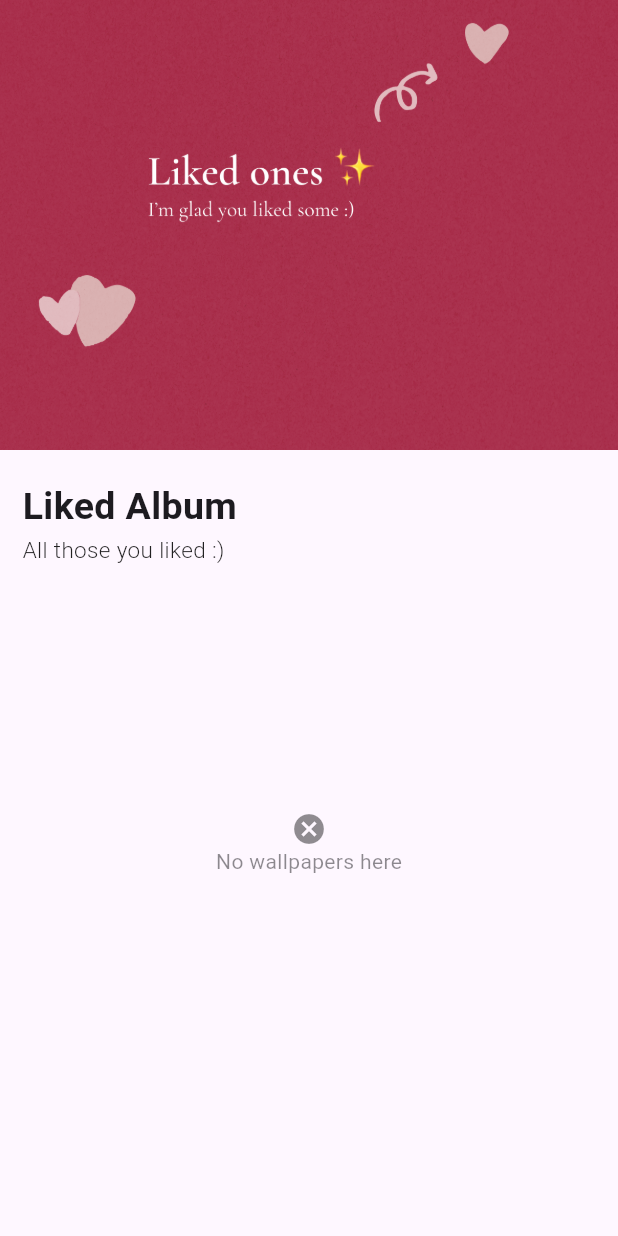
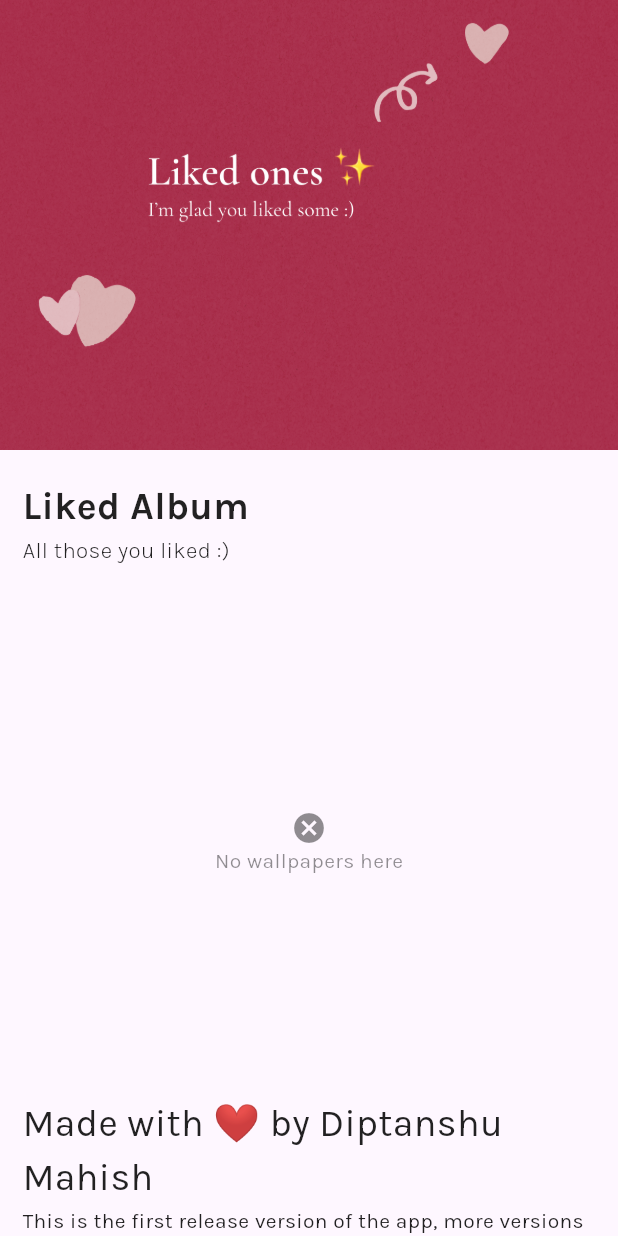
Before and after one commit to petiteKatze/wally, a Flutter app: the Favs widget shown alone on an empty page, opened directly, on a phone screen of 412 x 824 dp. Run offline on Flutter 3.47's test engine with Material 2 defaults, Android fonts, the phone set to English and light mode, and no system bars; our stand-ins replace cached_network_image, connectivity_plus, dio, flutter_cache_manager, flutter_svg, fluttertoast and 4 more; missing offline and left inert: async_wallpaper, flutter_vibrate; network calls fail.

Commit message:
many changes

```diff
--- a/lib/Screens/Home/favs.dart
+++ b/lib/Screens/Home/favs.dart
@@ -27,6 +27,7 @@ class _FavsState extends State<Favs> {
         ? CustomScrollView(
             slivers: [
               SliverAppBar(
+                leading: const SizedBox(),
                 stretch: true,
                 elevation: 0,
                 pinned: false,
@@ -41,16 +42,11 @@ class _FavsState extends State<Favs> {
                       alignment: Alignment.bottomCenter,
                     )),
               ),
-              SliverPadding(
-                padding:
-                    const EdgeInsets.symmetric(horizontal: 15, vertical: 20),
+              const SliverPadding(
+                padding: EdgeInsets.symmetric(horizontal: 15, vertical: 20),
                 sliver: SliverToBoxAdapter(
                   child: SizedBox(
-                    // color: Colors.red,
-                    height: MediaQuery.of(context).size.width > 600
-                        ? MediaQuery.of(context).size.height * 0.05
-                        : MediaQuery.of(context).size.height * 0.07,
-                    child: const Column(
+                    child: Column(
                       mainAxisAlignment: MainAxisAlignment.start,
                       crossAxisAlignment: CrossAxisAlignment.start,
                       children: [
@@ -98,6 +94,7 @@ class _FavsState extends State<Favs> {
                                 context,
                                 MaterialPageRoute(
                                     builder: (ctx) => FullScreen(
+                                          key: ValueKey('$idx+Favoriite1'),
                                           desc: walls[idx]["desc"],
                                           imageLink: walls[idx]["link"],
                                           name: walls[idx]["name"],
@@ -157,7 +154,7 @@ class _FavsState extends State<Favs> {
                                         MainAxisAlignment.spaceBetween,
                                     children: [
                                       Text(
-                                        walls[idx]["name"],
+                                        walls[idx]["name"].toString(),
                                         style: const TextStyle(
                                             color: Colors.white),
                                       ),
@@ -200,11 +197,32 @@ class _FavsState extends State<Favs> {
                         ),
                       ),
                     ),
+              const SliverToBoxAdapter(
+                child: Padding(
+                  padding: EdgeInsets.symmetric(vertical: 5, horizontal: 15),
+                  child: Column(
+                    children: [
+                      Text(
+                        "Made with ❤️ by Diptanshu Mahish",
+                        style: TextStyle(fontSize: 25),
+                      ),
+                      Text(
+                          "This is the first release version of the app, more versions and imporvements coming soon, with many more new wallpapers, till then peace :)")
+                    ],
+                  ),
+                ),
+              ),
+              const SliverToBoxAdapter(
+                child: SizedBox(
+                  height: 200,
+                ),
+              )
             ],
           )
         : Row(
             children: [
               SizedBox(
+                  key: const ValueKey("Favorites Tablet View"),
                   width: MediaQuery.of(context).size.width * 0.45,
                   height: MediaQuery.of(context).size.height,
                   child: Image.asset(
@@ -214,16 +232,16 @@ class _FavsState extends State<Favs> {
                   )),
               Expanded(
                   child: CustomScrollView(
+                key: const ValueKey("favorites tablet side panel 721937"),
                 physics: const BouncingScrollPhysics(),
                 slivers: [
-                  SliverPadding(
-                    padding: const EdgeInsets.symmetric(
-                        horizontal: 15, vertical: 20),
+                  const SliverPadding(
+                    padding: EdgeInsets.symmetric(horizontal: 15, vertical: 20),
                     sliver: SliverToBoxAdapter(
                       child: SizedBox(
                         // color: Colors.red,
-                        height: MediaQuery.of(context).size.height * 0.1,
-                        child: const Column(
+
+                        child: Column(
                           mainAxisAlignment: MainAxisAlignment.start,
                           crossAxisAlignment: CrossAxisAlignment.start,
                           children: [
@@ -248,6 +266,7 @@ class _FavsState extends State<Favs> {
                   ),
                   walls.isNotEmpty
                       ? SliverPadding(
+                          key: const ValueKey("djsfkhsdkfhkahfkSHFK"),
                           padding: const EdgeInsets.only(bottom: 80),
                           sliver: SliverGrid.builder(
                             gridDelegate:
@@ -323,7 +342,7 @@ class _FavsState extends State<Favs> {
                                               MainAxisAlignment.spaceBetween,
                                           children: [
                                             Text(
-                                              walls[idx]["name"],
+                                              walls[idx]["name"].toString(),
                                               style: const TextStyle(
                                                   color: Colors.white),
                                             ),
--- a/lib/Screens/Splash/splash_screen.dart
+++ b/lib/Screens/Splash/splash_screen.dart
@@ -25,7 +25,7 @@ class _SplashScreenState extends State<SplashScreen> {
       body: Stack(
         children: <Widget>[
           SvgPicture.asset(
-            MediaQuery.of(context).size.width < 900
+            MediaQuery.of(context).size.width < 600
                 ? "lib/assets/backgrounds/splash_screen.svg"
                 : "lib/assets/backgrounds/wideSplas.svg",
             fit: BoxFit.cover,
--- a/lib/Screens/col_walls.dart
+++ b/lib/Screens/col_walls.dart
@@ -28,9 +28,9 @@ class _ColState extends State<Col> {
   @override
   Widget build(BuildContext context) {
     return Scaffold(
-        key: const GlobalObjectKey("Catagory resulyts"),
+        key: const ValueKey("Catagory resulyts"),
         appBar: AppBar(
-          title: Text(widget.type),
+          title: Text(widget.type.toString()),
         ),
         body: widget.useFile.isNotEmpty
             ? Padding(
@@ -44,7 +44,7 @@ class _ColState extends State<Col> {
                           MediaQuery.of(context).size.width < 600 ? 2 : 3),
                   itemBuilder: (ctx, index) {
                     return InkWell(
-                      key: GlobalObjectKey('$index+ColumnCatagoryResults'),
+                      key: ValueKey('$index+ColumnCatagoryResults'),
                       onTap: () {
                         Navigator.push(
                             context,
--- a/lib/main.dart
+++ b/lib/main.dart
@@ -1,5 +1,6 @@
 import 'package:flutter/gestures.dart';
 import 'package:flutter/material.dart';
+import 'package:google_fonts/google_fonts.dart';
 import 'package:wally/Screens/Splash/splash_screen.dart';
 
 void main() {
@@ -15,7 +16,8 @@ class AppBegin extends StatelessWidget {
   Widget build(BuildContext context) {
     return MaterialApp(
       debugShowCheckedModeBanner: false,
-      theme: ThemeData(useMaterial3: true),
+      theme: ThemeData(
+          useMaterial3: true, textTheme: GoogleFonts.karlaTextTheme()),
       home: const SplashScreen(),
     );
   }
--- a/pubspec.yaml
+++ b/pubspec.yaml
@@ -30,6 +30,8 @@ dependencies:
   fluttertoast: ^8.2.2
   gallery_saver: ^2.3.2
   loading_animation_widget: ^1.2.0+4
+  connectivity_plus: ^4.0.1
+  google_fonts: ^4.0.4
 
 dev_dependencies:
   flutter_test:
```
Also changed, not shown: lib/Functions/json_load.dart (+20 -4 lines), lib/Screens/Home/catagory.dart (+42 -38 lines), lib/Screens/Home/featured.dart (+38 -35 lines), lib/Screens/full_wall.dart (+15 -8 lines), pubspec.lock, 8 other files.
